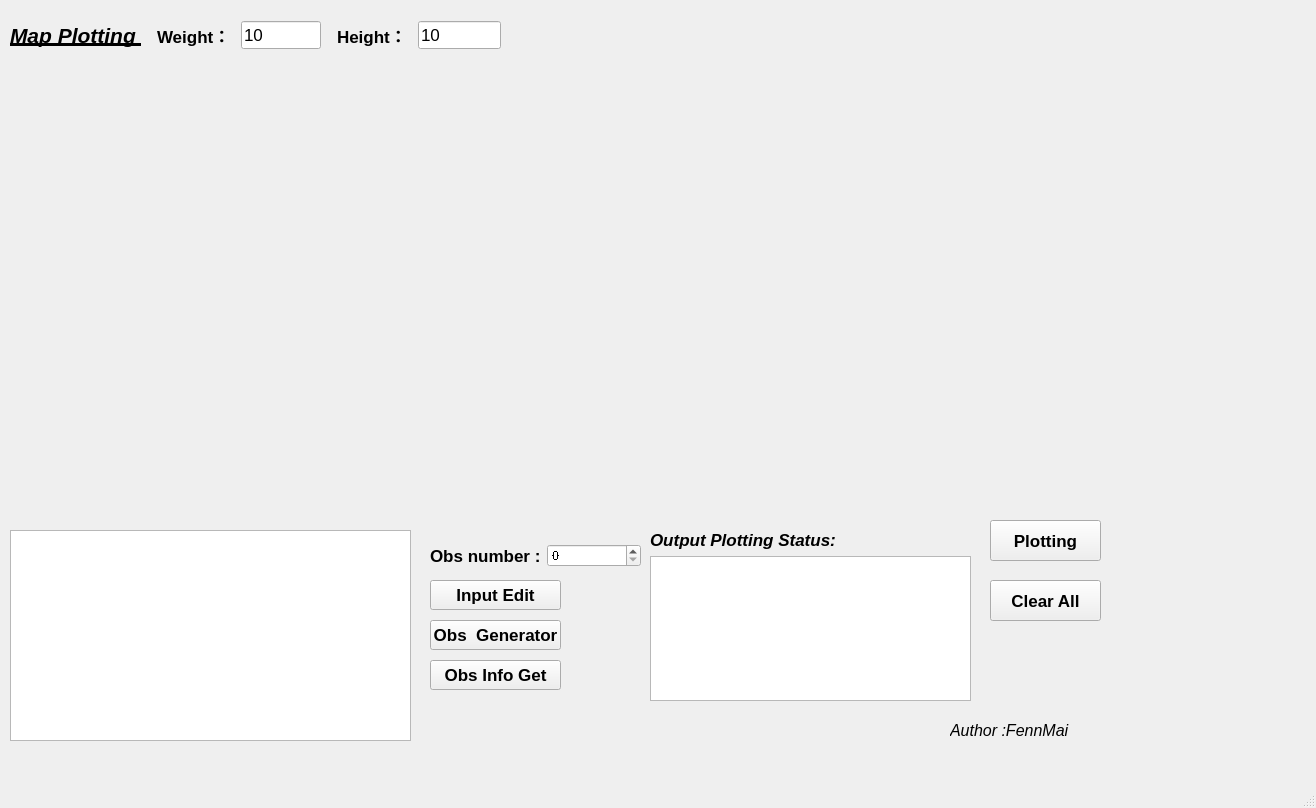
Qt form src/qt/pathplanning_platform.ui (FennMai/PathPlanning_Qt_Platform) before a commit.
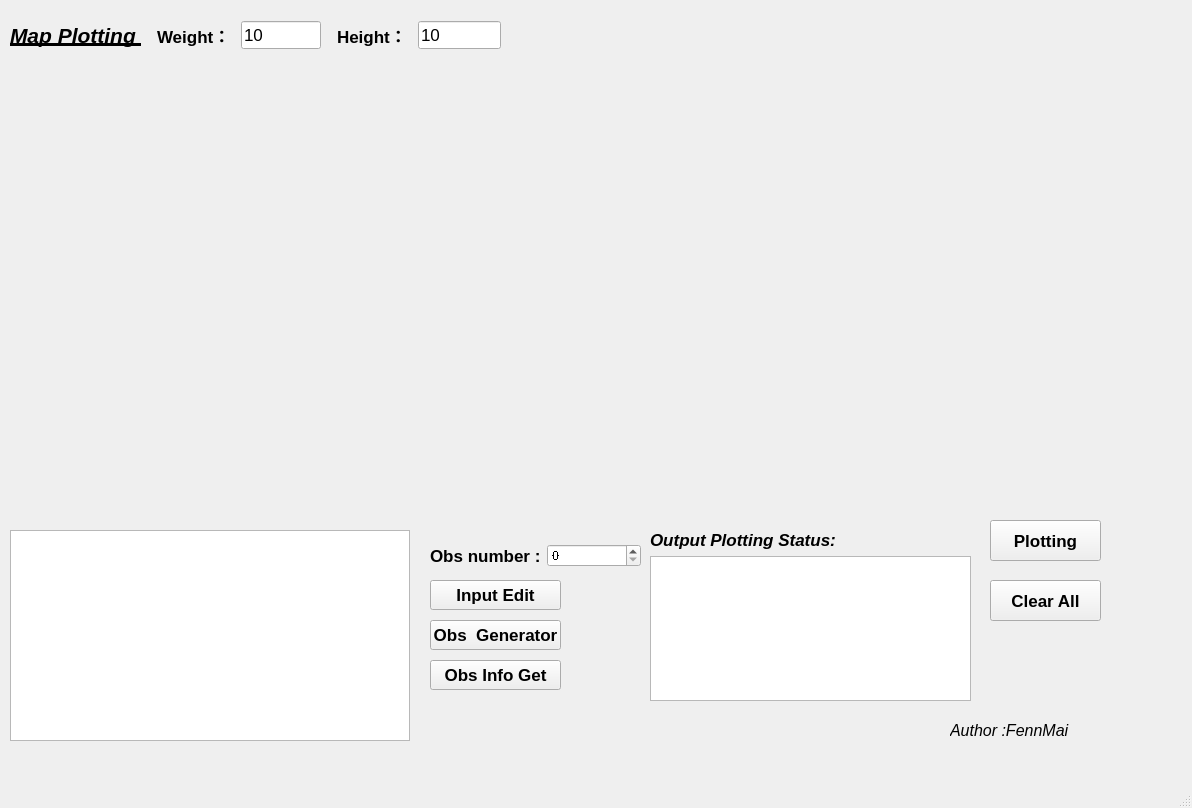
The same form after that commit.

```diff
--- a/src/qt/pathplanning_platform.ui
+++ b/src/qt/pathplanning_platform.ui
@@ -6,7 +6,7 @@
    <rect>
     <x>0</x>
     <y>0</y>
-    <width>1316</width>
+    <width>1192</width>
     <height>808</height>
    </rect>
   </property>
@@ -207,7 +207,7 @@
      <rect>
       <x>10</x>
       <y>530</y>
-      <width>401</width>
+      <width>400</width>
       <height>211</height>
      </rect>
     </property>
@@ -365,7 +365,7 @@
      </item>
     </layout>
    </widget>
-   <widget class="QWidget" name="">
+   <widget class="QWidget" name="layoutWidget">
     <property name="geometry">
      <rect>
       <x>150</x>
```
Left out of the diff: 12 changed lines with no effect on the pictures.
